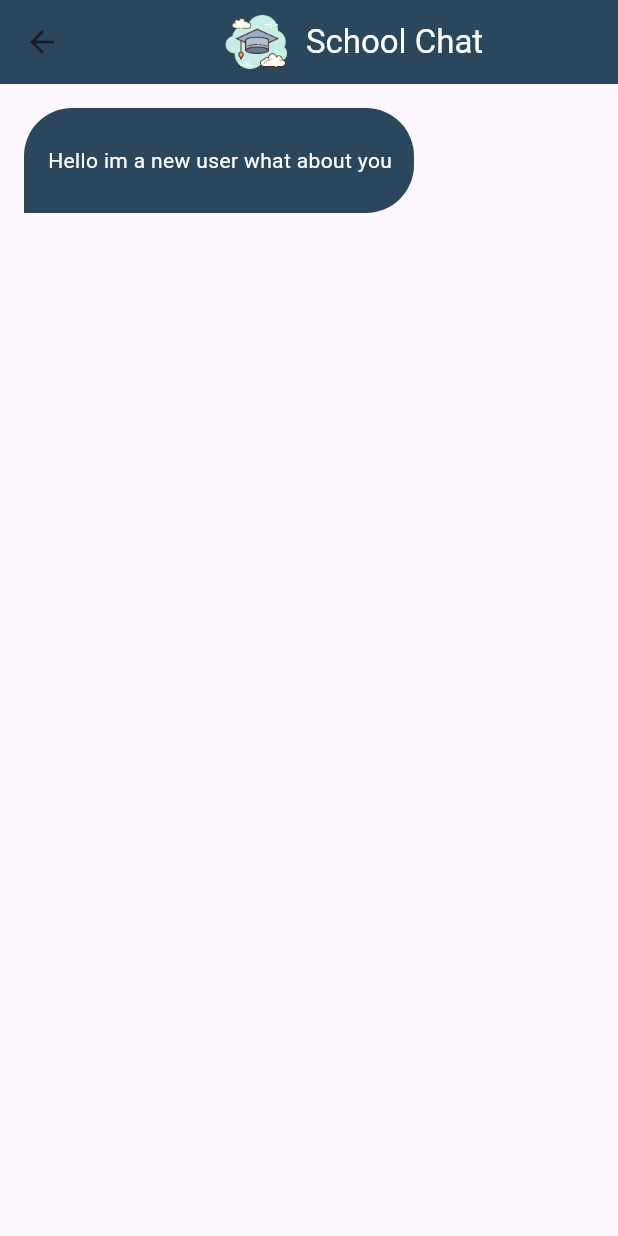
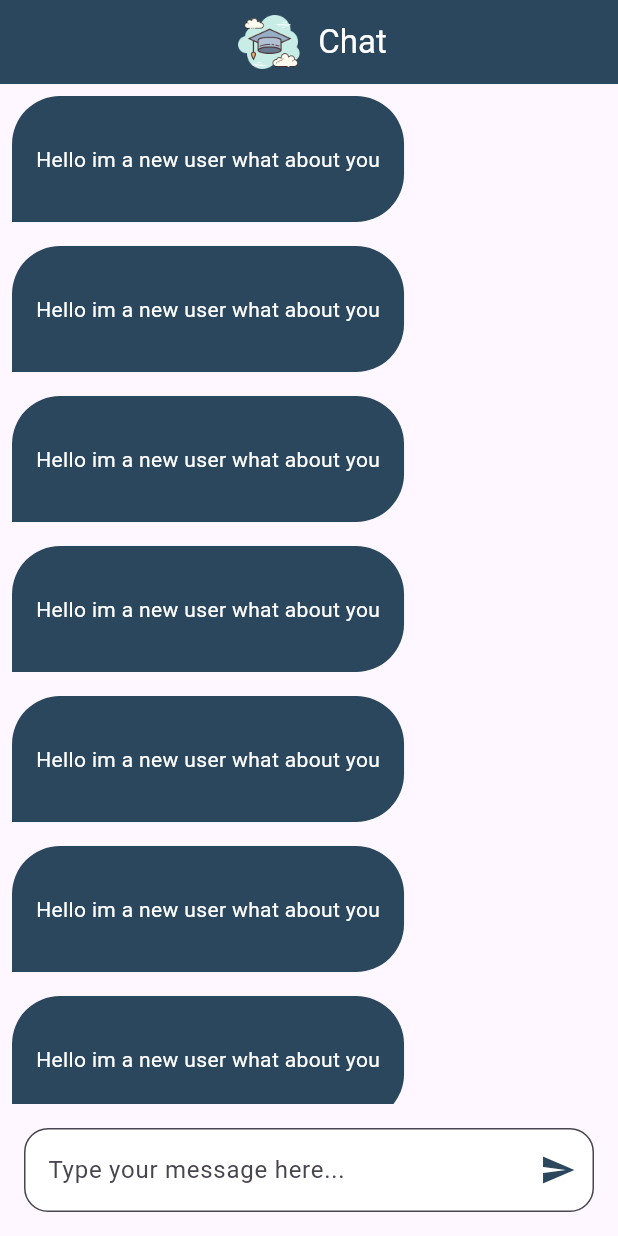
Before and after one commit to Ma7moudSelmy/Chat_App, a Flutter app: the ChatApp screen opened by its route, on a phone screen of 412 x 824 dp. Run offline on Flutter 3.47's test engine with Material 3 defaults, Android fonts, the phone set to English and light mode, and no system bars; our stand-ins replace firebase_auth, firebase_core, modal_progress_hud_nsn; missing offline and left inert: dart:ffi; accounts and stored records are empty.

```diff
--- a/lib/Screens/Register_page.dart
+++ b/lib/Screens/Register_page.dart
@@ -98,7 +98,7 @@ class _RegisterPageState extends State<RegisterPage> {
                         Navigator.push(
                           context,
                           MaterialPageRoute(
-                            builder: (context) => const ChatApp(),
+                            builder: (context) => const LoginPage(),
                           ),
                         );
                       } on FirebaseAuthException catch (ex) {
--- a/lib/Screens/chat_app.dart
+++ b/lib/Screens/chat_app.dart
@@ -1,5 +1,3 @@
-import 'dart:math';
-
 import 'package:chat_app/Widgets/ChatBuble.dart';
 import 'package:chat_app/Widgets/constfile.dart';
 import 'package:flutter/material.dart';
@@ -13,18 +11,51 @@ class ChatApp extends StatelessWidget {
   Widget build(BuildContext context) {
     return Scaffold(
       appBar: AppBar(
+        automaticallyImplyLeading: false,
         backgroundColor: KprimaryColor,
         title: Row(
           mainAxisAlignment: MainAxisAlignment.center,
           children: [
             Image.asset(Klogo, height: 50),
             const SizedBox(width: 8),
-            const Text("School Chat", style: TextStyle(color: Colors.white)),
+            const Text("Chat", style: TextStyle(color: Colors.white)),
+            SizedBox(height: 25),
           ],
         ),
         centerTitle: true,
       ),
-      body: ChatBuble(),
+      body: Column(
+        children: [
+          Expanded(
+            child: ListView.builder(
+              itemBuilder: (context, index) {
+                return ChatBuble();
+              },
+
+              itemCount: 10,
+            ),
+          ),
+          Padding(
+            padding: const EdgeInsets.all(16),
+            child: TextField(
+              decoration: InputDecoration(
+                hintText: 'Type your message here...',
+                suffixIcon: Icon(Icons.send, color: KprimaryColor),
+                border: OutlineInputBorder(
+                  borderRadius: BorderRadius.circular(16),
+                  borderSide: BorderSide(color: KprimaryColor),
+                ),
+                focusedBorder: OutlineInputBorder(
+                  borderRadius: BorderRadius.circular(16),
+                  borderSide: BorderSide(color: KprimaryColor),
+                ),
+                fillColor: Colors.white,
+                filled: true,
+              ),
+            ),
+          ),
+        ],
+      ),
     );
   }
 }
--- a/lib/Screens/login_page.dart
+++ b/lib/Screens/login_page.dart
@@ -12,7 +12,7 @@ import 'package:flutter/material.dart';
 import 'package:modal_progress_hud_nsn/modal_progress_hud_nsn.dart';
 
 class LoginPage extends StatefulWidget {
-  const LoginPage({Key? key}) : super(key: key);
+  const LoginPage({super.key});
 
   static String id = 'login page';
   @override
--- a/lib/Widgets/ChatBuble.dart
+++ b/lib/Widgets/ChatBuble.dart
@@ -6,12 +6,12 @@ class ChatBuble extends StatelessWidget {
 
   @override
   Widget build(BuildContext context) {
-    return Container(
-      height: 70,
-      width: 260,
+    return Align(
       alignment: Alignment.centerLeft,
-      margin: const EdgeInsets.all(16),
-      padding: EdgeInsets.only(left: 16),
+
+      child: Container(
+        margin: const EdgeInsets.all(8),
+        padding: EdgeInsets.only(left: 16, top: 32, bottom: 32, right: 16),
         decoration: BoxDecoration(
           color: KprimaryColor,
           borderRadius: BorderRadius.only(
@@ -21,8 +21,9 @@ class ChatBuble extends StatelessWidget {
           ),
         ),
         child: Text(
-        "Hello im a new user what about you ",
+          "Hello im a new user what about you",
           style: TextStyle(color: Colors.white),
+        ),
       ),
     );
   }
--- a/lib/main.dart
+++ b/lib/main.dart
@@ -13,7 +13,7 @@ void main() async {
 }
 
 class ScholarChat extends StatelessWidget {
-  const ScholarChat({Key? key}) : super(key: key);
+  const ScholarChat({super.key});
 
   @override
   Widget build(BuildContext context) {
--- a/pubspec.yaml
+++ b/pubspec.yaml
@@ -14,6 +14,7 @@ dependencies:
   modal_progress_hud_nsn: ^0.5.1
   firebase_auth: ^6.0.2
   firebase_core: ^4.1.0
+  cloud_firestore: ^6.0.1
 
 dev_dependencies:
   flutter_test:
```
Also changed, not shown: pubspec.lock. Lines whose indentation alone changed are shown as unchanged.
